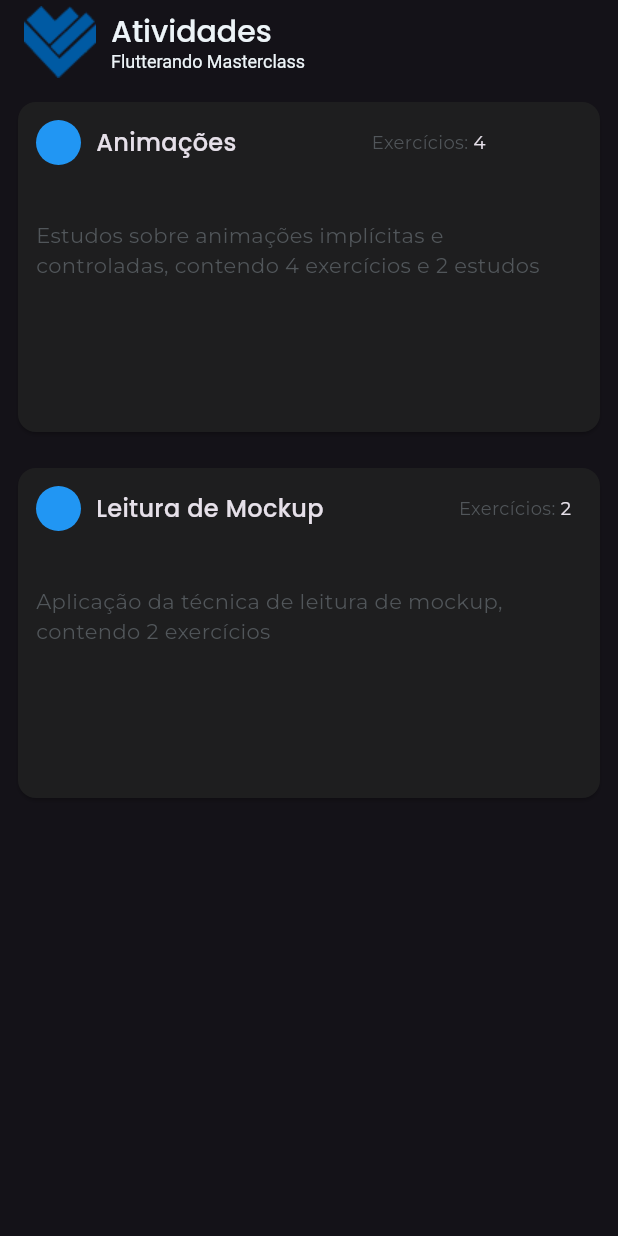
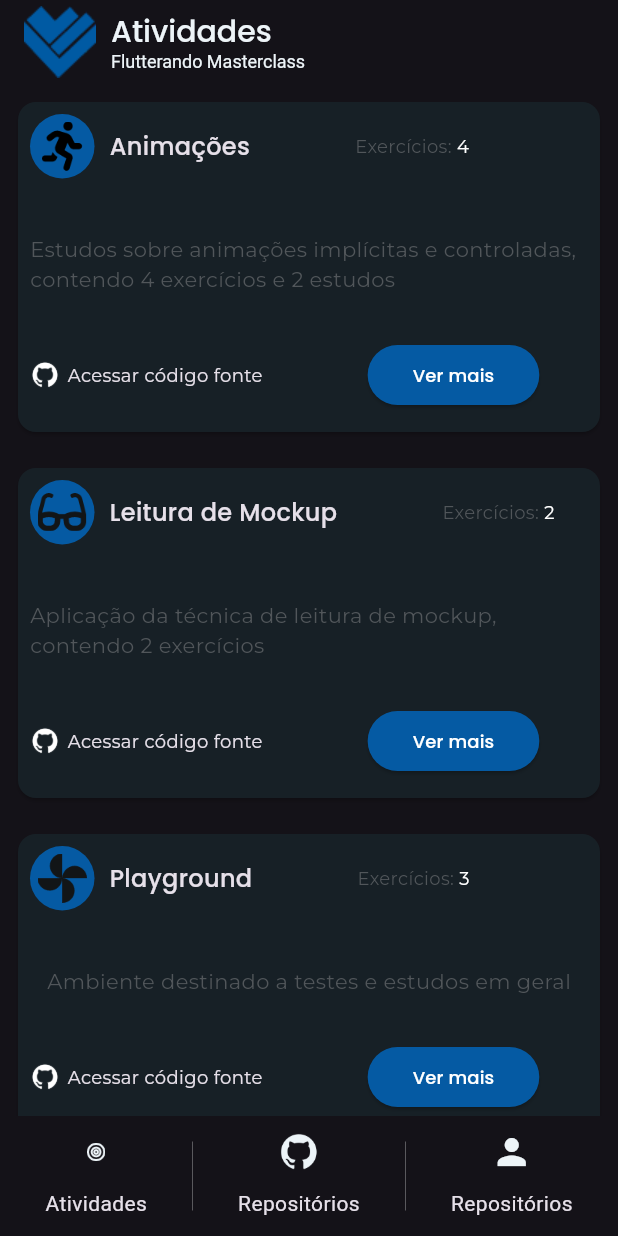
Before and after one commit to VanessaSantos28/profile_masterclass, a Flutter app: the screen it shows after launch, on a phone screen of 412 x 824 dp. Run offline on Flutter 3.47's test engine with Material 2 defaults, Android fonts, the phone set to English and light mode, and no system bars; Roboto replaces fonts that are missing (Poppins-Medium).

Commit message:
new page

```diff
--- a/lib/main.dart
+++ b/lib/main.dart
@@ -14,10 +14,14 @@ class MyApp extends StatelessWidget {
       debugShowCheckedModeBanner: false,
       title: 'Flutter Demo',
       theme: ThemeData(
+        elevatedButtonTheme: ElevatedButtonThemeData(
+          style: ElevatedButton.styleFrom(
+              backgroundColor: Color(0XFF055aa3),
+              foregroundColor: Colors.white),
+        ),
         textTheme: const TextTheme(
             displayLarge: TextStyle(fontFamily: "Poppins-Medium")),
         brightness: Brightness.dark,
-        primaryColor: const Color(0XFF055aa3),
         useMaterial3: true,
       ),
       home: const HomePage(),
--- a/lib/modules/home.dart/home_page.dart
+++ b/lib/modules/home.dart/home_page.dart
@@ -40,19 +40,89 @@ class HomePage extends StatelessWidget {
           ],
         ),
       ),
-      body: const Column(
+      body: const SingleChildScrollView(
+        child: Column(
           children: [
             CardActivities(
               title: "Animações",
               description:
                   "Estudos sobre animações implícitas e controladas, contendo 4 exercícios e 2 estudos",
               numberExercises: 4,
+              imageCardTitle: "assets/images/Icon-running.png",
             ),
             CardActivities(
               title: "Leitura de Mockup",
               description:
                   "Aplicação da técnica de leitura de mockup, contendo 2 exercícios",
               numberExercises: 2,
+              imageCardTitle: 'assets/images/Icon-glasses.png',
+            ),
+            CardActivities(
+              title: "Playground",
+              description: "Ambiente destinado a testes e estudos em geral",
+              numberExercises: 3,
+              imageCardTitle: 'assets/images/Icon-toys.png',
+            ),
+          ],
+        ),
+      ),
+      bottomNavigationBar: Row(
+        mainAxisAlignment: MainAxisAlignment.spaceEvenly,
+        children: [
+          Container(
+            height: 80,
+            child: Column(
+              children: [
+                TextButton(
+                    onPressed: () {},
+                    child: Image.asset(
+                      "assets/images/Icon-target.png",
+                      scale: 2.2,
+                    )),
+                const Text("Atividades")
+              ],
+            ),
+          ),
+          Container(
+            height: 46,
+            width: .2,
+            color: Colors.white,
+          ),
+          SizedBox(
+            height: 80,
+            child: Column(
+              children: [
+                TextButton(
+                  onPressed: () {},
+                  child: Image.asset(
+                    "assets/images/github.png",
+                    scale: 9,
+                    color: const Color(0XFFEDF4F8),
+                  ),
+                ),
+                const Text("Repositórios")
+              ],
+            ),
+          ),
+          Container(
+            height: 46,
+            width: .2,
+            color: Colors.white,
+          ),
+          SizedBox(
+            height: 80,
+            child: Column(
+              children: [
+                IconButton(
+                    onPressed: () {},
+                    icon: const Icon(
+                      Icons.person,
+                      color: Color(0XFFEDF4F8),
+                      size: 28,
+                    )),
+                const Text("Repositórios")
+              ],
+            ),
           ),
         ],
       ),
--- a/lib/widgets/card.dart
+++ b/lib/widgets/card.dart
@@ -4,20 +4,22 @@ class CardActivities extends StatelessWidget {
   final String title;
   final String description;
   final int numberExercises;
+  final String imageCardTitle;
   const CardActivities(
       {super.key,
       required this.title,
       required this.description,
-      required this.numberExercises});
+      required this.numberExercises,
+      required this.imageCardTitle});
 
   @override
   Widget build(BuildContext context) {
     return Padding(
       padding: const EdgeInsets.all(8.0),
       child: Card(
-        color: const Color.fromARGB(255, 30, 30, 31),
+        color: const Color(0xFF172026),
         child: Container(
-          padding: const EdgeInsets.all(12),
+          padding: const EdgeInsets.all(8),
           width: 400,
           height: 220,
           child: Column(
@@ -25,11 +27,13 @@ class CardActivities extends StatelessWidget {
               Row(
                 children: [
                   Container(
-                    width: 30,
-                    height: 30,
+                    padding: const EdgeInsets.all(5),
+                    width: 43,
+                    height: 43,
                     decoration: BoxDecoration(
-                        color: Colors.blue,
+                        color: const Color(0XFF055aa3),
                         borderRadius: BorderRadius.circular(30)),
+                    child: Image.asset(imageCardTitle),
                   ),
                   const SizedBox(
                     width: 10,
@@ -42,17 +46,24 @@ class CardActivities extends StatelessWidget {
                     ),
                   ),
                   const SizedBox(
-                    width: 90,
+                    width: 70,
                   ),
-                  const Text(
-                    "Exercícios: ",
-                    style: TextStyle(
-                        fontFamily: "Montserrat",
-                        color: Color(0xFF51565a),
-                        fontSize: 12),
+                  Text.rich(
+                    TextSpan(
+                        text: "Exercícios: ",
+                        style: const TextStyle(
+                            fontFamily: "Montserrat",
+                            color: Color(0xFF51565a),
+                            fontSize: 12),
+                        children: <TextSpan>[
+                          TextSpan(
+                              text: numberExercises.toString(),
+                              style: const TextStyle(
+                                  fontFamily: "Montserrat",
+                                  fontSize: 12,
+                                  color: Colors.white))
+                        ]),
                   ),
-                  Text(numberExercises.toString(),
-                      style: TextStyle(fontFamily: "Montserrat", fontSize: 12))
                 ],
               ),
               const SizedBox(
@@ -60,10 +71,50 @@ class CardActivities extends StatelessWidget {
               ),
               Text(
                 description,
-                style: TextStyle(
+                style: const TextStyle(
                     fontFamily: "Montserrat",
                     fontSize: 14,
                     color: Color(0xFF51565a)),
+              ),
+              const SizedBox(
+                height: 30,
+              ),
+              Row(
+                children: [
+                  Container(
+                    width: 20,
+                    height: 20,
+                    decoration:
+                        BoxDecoration(borderRadius: BorderRadius.circular(30)),
+                    child: Image.asset(
+                      "assets/images/github.png",
+                      color: Colors.white,
+                    ),
+                  ),
+                  const SizedBox(
+                    width: 5,
+                  ),
+                  const Text(
+                    "Acessar código fonte",
+                    style: TextStyle(fontSize: 12, fontFamily: "Montserrat"),
+                  ),
+                  const SizedBox(
+                    width: 70,
+                  ),
+                  ElevatedButton(
+                    style: ElevatedButton.styleFrom(
+                      padding: const EdgeInsets.fromLTRB(30, 0, 30, 0),
+                    ),
+                    onPressed: () {},
+                    child: const Text(
+                      "Ver mais",
+                      style: TextStyle(
+                        fontFamily: "Poppins",
+                        fontSize: 12,
+                      ),
+                    ),
+                  ),
+                ],
               ),
             ],
           ),
```
Also changed, not shown: assets/images/Icon-glasses.png (added), assets/images/Icon-running.png (added), assets/images/Icon-target.png (added), assets/images/Icon-toys.png (added), assets/images/github.png (added). Lines whose indentation alone changed are shown as unchanged.
